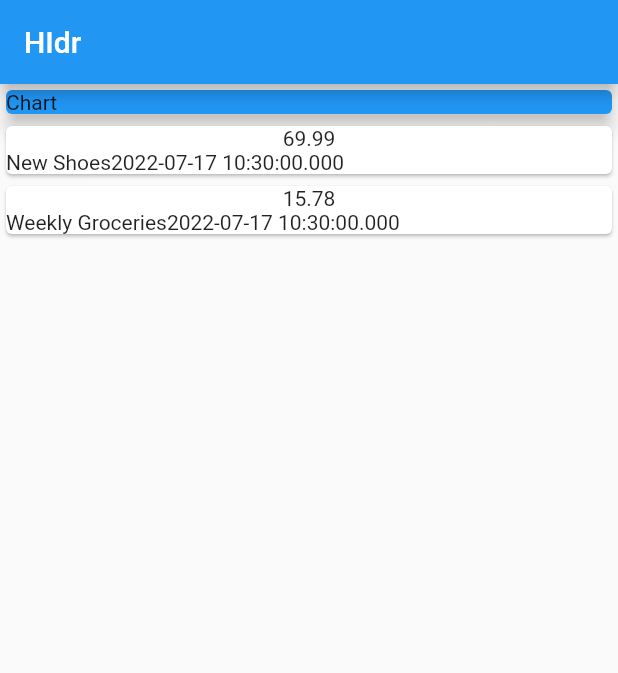
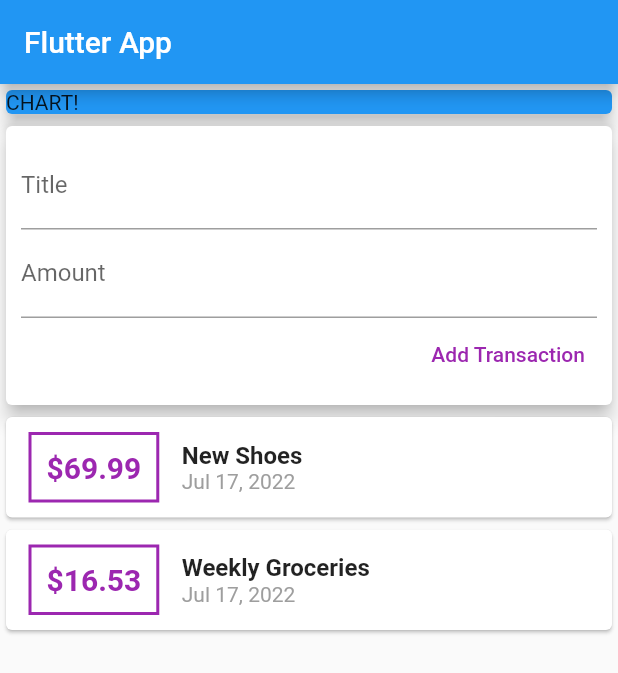
Before and after one commit to kaveesha0427/apps, a Flutter app: the screen it shows after launch, on a phone screen of 412 x 824 dp. Shown: the top 673 px of the screen. Run offline on Flutter 3.47's test engine with Material 2 defaults, Android fonts, the phone set to English and light mode, and no system bars.

Commit message:
improve screen

```diff
--- a/lib/main.dart
+++ b/lib/main.dart
@@ -1,63 +1,129 @@
-import 'package:apps/transaction.dart';
 import 'package:flutter/material.dart';
+import 'package:intl/intl.dart';
 
-void main() {
-  runApp(Main());
+import './transaction.dart';
+
+void main() => runApp(MyApp());
+
+class MyApp extends StatelessWidget {
+  @override
+  Widget build(BuildContext context) {
+    return MaterialApp(
+      title: 'Flutter App',
+      home: MyHomePage(),
+    );
+  }
 }
 
-class Main extends StatelessWidget {
-  Main({Key? key}) : super(key: key);
-
+class MyHomePage extends StatelessWidget {
   final List<Transactions> transactions = [
     Transactions(
-        id: 't1', title: 'New Shoes', amount: 69.99, date: DateTime.now()),
+      id: 't1',
+      title: 'New Shoes',
+      amount: 69.99,
+      date: DateTime.now(),
+    ),
     Transactions(
       id: 't2',
       title: 'Weekly Groceries',
-        amount: 15.78,
-        date: DateTime.now())
+      amount: 16.53,
+      date: DateTime.now(),
+    ),
   ];
+
   @override
   Widget build(BuildContext context) {
-    return MaterialApp(
-      home: Scaffold(
+    return Scaffold(
       appBar: AppBar(
-          title: const Text('HIdr'),
+        title: Text('Flutter App'),
       ),
       body: Column(
+        // mainAxisAlignment: MainAxisAlignment.start,
+        crossAxisAlignment: CrossAxisAlignment.stretch,
         children: <Widget>[
           const SizedBox(
             width: double.infinity,
             child: Card(
               color: Colors.blue,
-                child: Text('Chart'),
+              child: Text('CHART!'),
               elevation: 5,
             ),
           ),
-            Column(
-              children: transactions.map(
-                (tx) {
-                  return Card(
+          Card(
+            elevation: 5,
+            child: Container(
+              padding: EdgeInsets.all(10),
               child: Column(
-                      children: [
-                        Container(
-                          child: Text(
-                            tx.amount.toString(),
+                crossAxisAlignment: CrossAxisAlignment.end,
+                children: <Widget>[
+                  const TextField(
+                    decoration: InputDecoration(labelText: 'Title'),
                   ),
+                  const TextField(
+                    decoration: InputDecoration(labelText: 'Amount'),
                   ),
-                        Row(
-                          children: [Text(tx.title),
-                          Text(tx.date.toString())],
-                        )
-                      ],
+                  TextButton(
+                    style: TextButton.styleFrom(
+                      primary: Colors.purple,
                     ),
-                  );
-                },
-              ).toList(),
+                    child: const Text('Add Transaction'),
+                    onPressed: () {},
                   ),
                 ],
               ),
             ),
+          ),
+          Column(
+            children: transactions.map((tx) {
+              return Card(
+                child: Row(
+                  children: <Widget>[
+                    Container(
+                      margin: const EdgeInsets.symmetric(
+                        vertical: 10,
+                        horizontal: 15,
+                      ),
+                      decoration: BoxDecoration(
+                        border: Border.all(
+                          color: Colors.purple,
+                          width: 2,
+                        ),
+                      ),
+                      padding: const EdgeInsets.all(10),
+                      child: Text(
+                        '\$${tx.amount}',
+                        style: const TextStyle(
+                          fontWeight: FontWeight.bold,
+                          fontSize: 20,
+                          color: Colors.purple,
+                        ),
+                      ),
+                    ),
+                    Column(
+                      crossAxisAlignment: CrossAxisAlignment.start,
+                      children: <Widget>[
+                        Text(
+                          tx.title,
+                          style: const TextStyle(
+                            fontSize: 16,
+                            fontWeight: FontWeight.bold,
+                          ),
+                        ),
+                        Text(
+                          DateFormat.yMMMd().format(tx.date),
+                          style: const TextStyle(
+                            color: Colors.grey,
+                          ),
+                        ),
+                      ],
+                    ),
+                  ],
+                ),
+              );
+            }).toList(),
+          ),
+        ],
+      ),
     );
   }
 }
--- a/pubspec.yaml
+++ b/pubspec.yaml
@@ -29,6 +29,7 @@ environment:
 dependencies:
   flutter:
     sdk: flutter
+  intl: ^0.17.0
 
 
   # The following adds the Cupertino Icons font to your application.
```
Also changed, not shown: pubspec.lock. Lines whose indentation alone changed are shown as unchanged.
